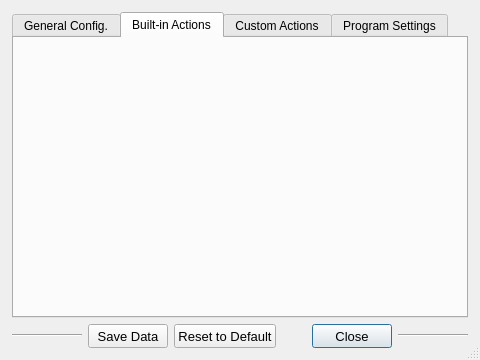
OlyCow/draw-auton, file setupwindow.ui: the form before one commit.
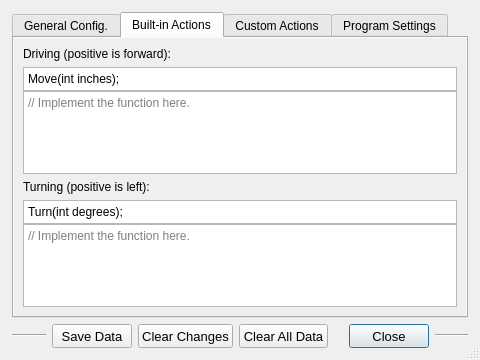
The form after the commit. The open tabs and pages were chosen to show the change. Icons and pictures are not drawn.

Commit message: Mostly outlined setup window

What changed in the file:
```diff
--- a/setupwindow.ui
+++ b/setupwindow.ui
@@ -90,7 +90,7 @@
             <height>278</height>
            </rect>
           </property>
-          <layout class="QVBoxLayout" name="verticalLayout_scrollArea1">
+          <layout class="QVBoxLayout" name="verticalLayout_scrollArea0">
            <item>
             <widget class="QLabel" name="label_pragmas">
              <property name="text">
@@ -153,6 +153,209 @@
       <attribute name="title">
        <string>Built-in Actions</string>
       </attribute>
+      <attribute name="toolTip">
+       <string>Basic actions (driving and turning).</string>
+      </attribute>
+      <layout class="QVBoxLayout" name="verticalLayout_tab1">
+       <property name="spacing">
+        <number>0</number>
+       </property>
+       <property name="leftMargin">
+        <number>0</number>
+       </property>
+       <property name="topMargin">
+        <number>0</number>
+       </property>
+       <property name="rightMargin">
+        <number>0</number>
+       </property>
+       <property name="bottomMargin">
+        <number>0</number>
+       </property>
+       <item>
+        <widget class="QScrollArea" name="scrollArea_actions_default">
+         <property name="focusPolicy">
+          <enum>Qt::NoFocus</enum>
+         </property>
+         <property name="frameShape">
+          <enum>QFrame::NoFrame</enum>
+         </property>
+         <property name="frameShadow">
+          <enum>QFrame::Plain</enum>
+         </property>
+         <property name="lineWidth">
+          <number>0</number>
+         </property>
+         <property name="widgetResizable">
+          <bool>true</bool>
+         </property>
+         <property name="alignment">
+          <set>Qt::AlignCenter</set>
+         </property>
+         <widget class="QWidget" name="layout_actions_default">
+          <property name="geometry">
+           <rect>
+            <x>0</x>
+            <y>0</y>
+            <width>450</width>
+            <height>278</height>
+           </rect>
+          </property>
+          <layout class="QVBoxLayout" name="verticalLayout_scrollArea1">
+           <item>
+            <widget class="QLabel" name="label_move">
+             <property name="text">
+              <string>Driving (positive is forward):</string>
+             </property>
+            </widget>
+           </item>
+           <item>
+            <layout class="QVBoxLayout" name="verticalLayout_boxes_move">
+             <property name="spacing">
+              <number>0</number>
+             </property>
+             <item>
+              <widget class="QPlainTextEdit" name="plainTextEdit_move_declare">
+               <property name="sizePolicy">
+                <sizepolicy hsizetype="Expanding" vsizetype="Maximum">
+                 <horstretch>0</horstretch>
+                 <verstretch>0</verstretch>
+                </sizepolicy>
+               </property>
+               <property name="minimumSize">
+                <size>
+                 <width>0</width>
+                 <height>24</height>
+                </size>
+               </property>
+               <property name="maximumSize">
+                <size>
+                 <width>16777215</width>
+                 <height>24</height>
+                </size>
+               </property>
+               <property name="focusPolicy">
+                <enum>Qt::ClickFocus</enum>
+               </property>
+               <property name="styleSheet">
+                <string notr="true">font: 10pt &quot;Droid Sans Mono&quot;;</string>
+               </property>
+               <property name="verticalScrollBarPolicy">
+                <enum>Qt::ScrollBarAlwaysOff</enum>
+               </property>
+               <property name="tabChangesFocus">
+                <bool>true</bool>
+               </property>
+               <property name="lineWrapMode">
+                <enum>QPlainTextEdit::NoWrap</enum>
+               </property>
+               <property name="readOnly">
+                <bool>true</bool>
+               </property>
+               <property name="plainText">
+                <string>Move(int inches);</string>
+               </property>
+              </widget>
+             </item>
+             <item>
+              <widget class="QTextEdit" name="textEdit_move">
+               <property name="focusPolicy">
+                <enum>Qt::ClickFocus</enum>
+               </property>
+               <property name="styleSheet">
+                <string notr="true">font: 10pt &quot;Droid Sans Mono&quot;;</string>
+               </property>
+               <property name="lineWrapMode">
+                <enum>QTextEdit::NoWrap</enum>
+               </property>
+               <property name="placeholderText">
+                <string>// Implement the function here.</string>
+               </property>
+              </widget>
+             </item>
+            </layout>
+           </item>
+           <item>
+            <widget class="QLabel" name="label_turn">
+             <property name="text">
+              <string>Turning (positive is left):</string>
+             </property>
+            </widget>
+           </item>
+           <item>
+            <layout class="QVBoxLayout" name="verticalLayout_boxes_turn">
+             <property name="spacing">
+              <number>0</number>
+             </property>
+             <item>
+              <widget class="QPlainTextEdit" name="plainTextEdit_turn_declare">
+               <property name="sizePolicy">
+                <sizepolicy hsizetype="Expanding" vsizetype="Fixed">
+                 <horstretch>0</horstretch>
+                 <verstretch>0</verstretch>
+                </sizepolicy>
+               </property>
+               <property name="minimumSize">
+                <size>
+                 <width>0</width>
+                 <height>24</height>
+                </size>
+               </property>
+               <property name="maximumSize">
+                <size>
+                 <width>16777215</width>
+                 <height>24</height>
+                </size>
+               </property>
+               <property name="focusPolicy">
+                <enum>Qt::ClickFocus</enum>
+               </property>
+               <property name="styleSheet">
+                <string notr="true">font: 10pt &quot;Droid Sans Mono&quot;;</string>
+               </property>
+               <property name="verticalScrollBarPolicy">
+                <enum>Qt::ScrollBarAlwaysOff</enum>
+               </property>
+               <property name="sizeAdjustPolicy">
+                <enum>QAbstractScrollArea::AdjustToContents</enum>
+               </property>
+               <property name="tabChangesFocus">
+                <bool>true</bool>
+               </property>
+               <property name="lineWrapMode">
+                <enum>QPlainTextEdit::NoWrap</enum>
+               </property>
+               <property name="readOnly">
+                <bool>true</bool>
+               </property>
+               <property name="plainText">
+                <string>Turn(int degrees);</string>
+               </property>
+              </widget>
+             </item>
+             <item>
+              <widget class="QTextEdit" name="textEdit_turn">
+               <property name="focusPolicy">
+                <enum>Qt::ClickFocus</enum>
+               </property>
+               <property name="styleSheet">
+                <string notr="true">font: 10pt &quot;Droid Sans Mono&quot;;</string>
+               </property>
+               <property name="lineWrapMode">
+                <enum>QTextEdit::NoWrap</enum>
+               </property>
+               <property name="placeholderText">
+                <string>// Implement the function here.</string>
+               </property>
+              </widget>
+             </item>
+            </layout>
+           </item>
+          </layout>
+         </widget>
+        </widget>
+       </item>
+      </layout>
      </widget>
      <widget class="QWidget" name="tab_3">
       <attribute name="title">
@@ -206,7 +409,25 @@
       </widget>
      </item>
      <item>
-      <widget class="QPushButton" name="pushButton_reset">
+      <widget class="QPushButton" name="pushButton_clear">
+       <property name="minimumSize">
+        <size>
+         <width>0</width>
+         <height>24</height>
+        </size>
+       </property>
+       <property name="font">
+        <font>
+         <pointsize>10</pointsize>
+        </font>
+       </property>
+       <property name="text">
+        <string>Clear Changes</string>
+       </property>
+      </widget>
+     </item>
+     <item>
+      <widget class="QPushButton" name="pushButton_empty">
        <property name="minimumSize">
         <size>
          <width>0</width>
@@ -222,7 +443,7 @@
         <string>Reset data to default (ALL tabs!).</string>
        </property>
        <property name="text">
-        <string>Reset to Default</string>
+        <string>Clear All Data</string>
        </property>
       </widget>
      </item>
@@ -236,7 +457,7 @@
        </property>
        <property name="sizeHint" stdset="0">
         <size>
-         <width>30</width>
+         <width>15</width>
          <height>20</height>
         </size>
        </property>
```
Left out of the diff: 88 changed lines with no effect on the pictures. The commit also changes 4 other files.
